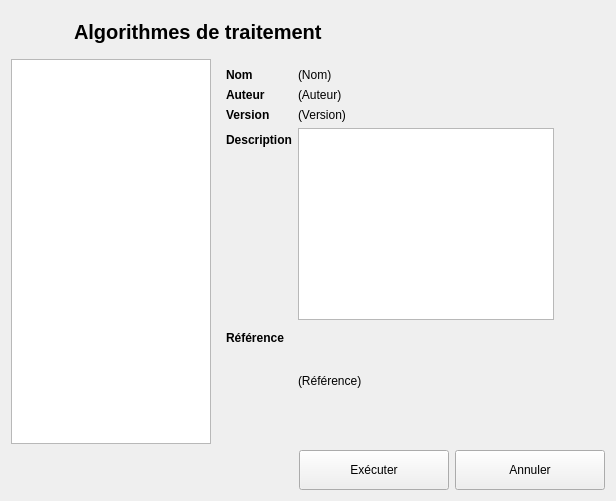
First picture: the form in python/resources/ui/ProcessSelectDialog.ui, repository introlab/OpenIMU, before the edit.
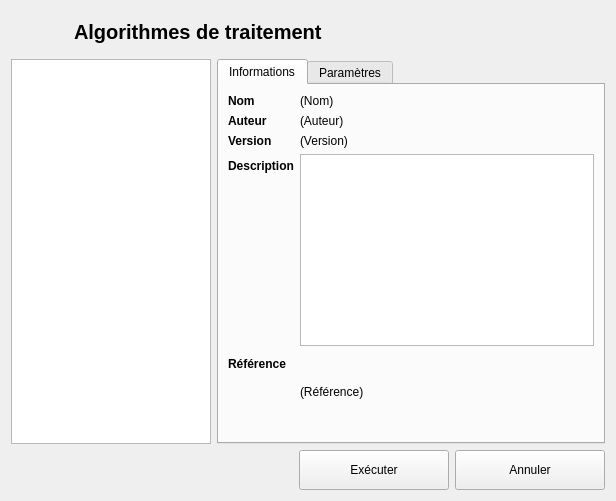
Second picture: the form after the edit. Icons and pictures are not drawn.

```diff
--- a/python/resources/ui/ProcessSelectDialog.ui
+++ b/python/resources/ui/ProcessSelectDialog.ui
@@ -13,6 +13,9 @@
   <property name="windowTitle">
    <string>Sélection d'un algorithme de traitement</string>
   </property>
+  <property name="styleSheet">
+   <string notr="true"/>
+  </property>
   <layout class="QVBoxLayout" name="verticalLayout">
    <item>
     <widget class="QFrame" name="frameTitle">
@@ -29,7 +32,7 @@
          <string/>
         </property>
         <property name="pixmap">
-         <pixmap resource="../core.qrc">:/OpenIMU/icons/results.png</pixmap>
+         <pixmap>:/OpenIMU/icons/results.png</pixmap>
         </property>
         <property name="scaledContents">
          <bool>true</bool>
@@ -55,7 +58,7 @@
     </widget>
    </item>
    <item>
-    <layout class="QHBoxLayout" name="horizontalLayout_4">
+    <layout class="QHBoxLayout" name="horizontalLayout_3">
      <item>
       <widget class="QListWidget" name="listWidget">
        <property name="sizePolicy">
@@ -73,17 +76,15 @@
       </widget>
      </item>
      <item>
-      <widget class="QFrame" name="frameInfos">
-       <property name="sizePolicy">
-        <sizepolicy hsizetype="MinimumExpanding" vsizetype="Preferred">
-         <horstretch>0</horstretch>
-         <verstretch>0</verstretch>
-        </sizepolicy>
+      <widget class="QTabWidget" name="tabAlgo">
+       <property name="currentIndex">
+        <number>0</number>
        </property>
+       <widget class="QWidget" name="tabInfos">
+        <attribute name="title">
+         <string>Informations</string>
+        </attribute>
        <layout class="QFormLayout" name="formLayout">
-        <property name="fieldGrowthPolicy">
-         <enum>QFormLayout::ExpandingFieldsGrow</enum>
-        </property>
         <item row="0" column="0">
          <widget class="QLabel" name="lblName">
           <property name="font">
@@ -233,23 +234,19 @@
           <property name="openExternalLinks">
            <bool>true</bool>
           </property>
+           <property name="textInteractionFlags">
+            <set>Qt::LinksAccessibleByMouse|Qt::TextSelectableByMouse</set>
+           </property>
          </widget>
         </item>
        </layout>
       </widget>
-     </item>
-     <item>
-      <spacer name="horizontalSpacer_2">
-       <property name="orientation">
-        <enum>Qt::Horizontal</enum>
-       </property>
-       <property name="sizeHint" stdset="0">
-        <size>
-         <width>0</width>
-         <height>20</height>
-        </size>
-       </property>
-      </spacer>
+       <widget class="QWidget" name="tabParams">
+        <attribute name="title">
+         <string>Paramètres</string>
+        </attribute>
+       </widget>
+      </widget>
      </item>
     </layout>
    </item>
@@ -283,7 +280,7 @@
         <string>Exécuter</string>
        </property>
        <property name="icon">
-        <iconset resource="../core.qrc">
+        <iconset>
          <normaloff>:/OpenIMU/icons/import.png</normaloff>:/OpenIMU/icons/import.png</iconset>
        </property>
        <property name="iconSize">
@@ -312,7 +309,7 @@
         <string>Annuler</string>
        </property>
        <property name="icon">
-        <iconset resource="../core.qrc">
+        <iconset>
          <normaloff>:/OpenIMU/icons/delete.png</normaloff>:/OpenIMU/icons/delete.png</iconset>
        </property>
        <property name="iconSize">
```
Left out of the diff: 4 changed lines with no effect on the pictures. Lines whose indentation alone changed are shown as unchanged.
